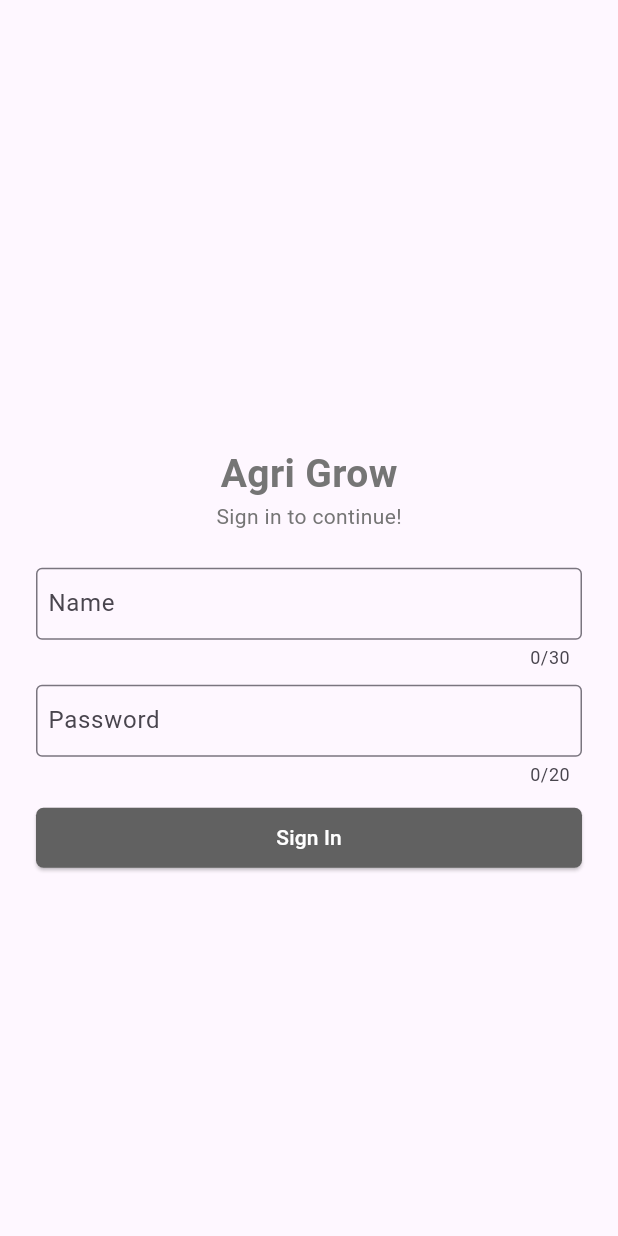
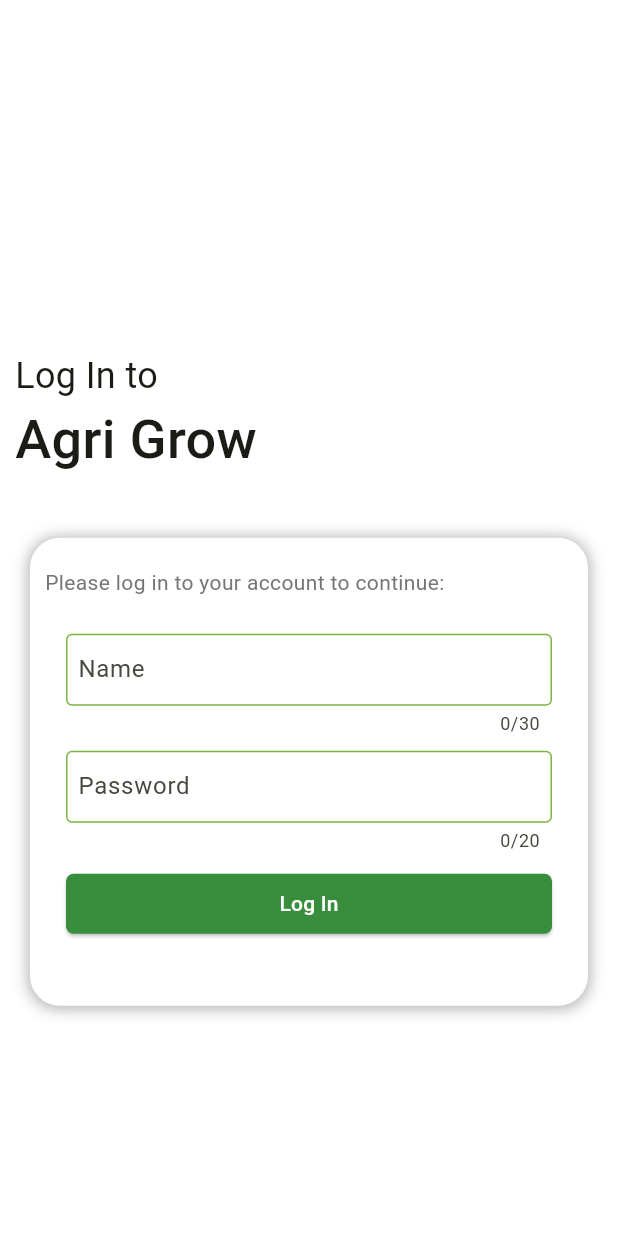
Before and after one commit to Malaka98/agri_grow, a Flutter app: the Login screen opened by its route, on a phone screen of 412 x 824 dp. Run offline on Flutter 3.47's test engine with Material 2 defaults, Android fonts, the phone set to English and light mode, and no system bars; our stand-ins replace go_router, image_picker.

Commit message:
change login UI & fix some changes

```diff
--- a/lib/src/screens/app_root/app_root.dart
+++ b/lib/src/screens/app_root/app_root.dart
@@ -24,7 +24,7 @@ class _AppRootState extends State<AppRoot> {
                   width: double.infinity,
                   child: ElevatedButton(
                       style: TextButton.styleFrom(
-                          backgroundColor: Colors.grey.shade700,
+                          backgroundColor: Colors.green.shade700,
                           shape: RoundedRectangleBorder(
                               borderRadius: BorderRadius.circular(5))),
                       onPressed: () {
--- a/lib/src/screens/disease_view/disease_view.dart
+++ b/lib/src/screens/disease_view/disease_view.dart
@@ -1,3 +1,5 @@
+import 'dart:io';
+
 import 'package:flutter/material.dart';
 import 'package:image_picker/image_picker.dart';
 
@@ -36,7 +38,9 @@ class _DiseaseViewState extends State<DiseaseView> {
                           spreadRadius: 1,
                           blurRadius: 8,
                           offset: const Offset(0, 1))
-                    ])),
+                  ]),
+              child: Image.file(File(widget.image.path)),
+            ),
           ),
         ],
       ),
--- a/lib/src/screens/login/login.dart
+++ b/lib/src/screens/login/login.dart
@@ -21,24 +21,47 @@ class _LoginState extends State<Login> {
         body: Center(
       child: SingleChildScrollView(
           child: Column(
+        crossAxisAlignment: CrossAxisAlignment.start,
+        children: [
+          const SizedBox(height: 100.0),
+          const Padding(
+            padding: EdgeInsets.only(left: 10.0),
+            child: Text("Log In to", style: TextStyle(fontSize: 24)),
+          ),
+          const Padding(
+            padding: EdgeInsets.only(left: 10.0, bottom: 20.0),
+            child: Text(
+              "Agri Grow",
+              style: TextStyle(fontSize: 36, fontWeight: FontWeight.w500),
+            ),
+          ),
+          Padding(
+            padding: const EdgeInsets.all(20.0),
+            child: Container(
+              decoration: BoxDecoration(
+                  borderRadius: BorderRadius.circular(20),
+                  color: Colors.white,
+                  boxShadow: [
+                    BoxShadow(
+                        color: Colors.black.withOpacity(0.3),
+                        spreadRadius: 1,
+                        blurRadius: 8,
+                        offset: const Offset(0, 1))
+                  ]),
+              child: Column(
                 mainAxisAlignment: MainAxisAlignment.center,
+                crossAxisAlignment: CrossAxisAlignment.start,
                 children: [
-            const SizedBox(height: 100),
-            Column(
-              children: [
-                Center(
+                  const SizedBox(height: 20),
+                  Padding(
+                    padding: const EdgeInsets.only(left: 10.0),
                     child: Text(
                         style: TextStyle(
-                          fontSize: 26.00,
-                          fontWeight: FontWeight.bold,
-                          color: Colors.grey.shade600),
-                      "Agri Grow"),
+                          fontSize: 14.00,
+                          color: Colors.grey.shade600,
                         ),
-                Text(
-                    style:
-                        TextStyle(fontSize: 14.00, color: Colors.grey.shade600),
-                    "Sign in to continue!")
-              ],
+                        textAlign: TextAlign.start,
+                        "Please log in to your account to continue:"),
                   ),
                   Container(
                     margin: const EdgeInsets.all(24.0),
@@ -47,6 +70,9 @@ class _LoginState extends State<Login> {
                 ],
               ),
             ),
+          ),
+        ],
+      )),
     ));
   }
 }
--- a/lib/src/screens/login/widgets/login_form.dart
+++ b/lib/src/screens/login/widgets/login_form.dart
@@ -57,7 +57,7 @@ class LoginFrom extends StatelessWidget {
               width: double.infinity,
               child: ElevatedButton(
                   style: TextButton.styleFrom(
-                      backgroundColor: Colors.grey.shade700,
+                      backgroundColor: Colors.green.shade700,
                       shape: RoundedRectangleBorder(
                           borderRadius: BorderRadius.circular(5))),
                   onPressed: () {
@@ -67,7 +67,7 @@ class LoginFrom extends StatelessWidget {
                     }
                   },
                   child: const Text(
-                      style: TextStyle(color: Colors.white), 'Sign In'))),
+                      style: TextStyle(color: Colors.white), 'Log In'))),
           const SizedBox(
             height: 20,
           )
```
Also changed, not shown: lib/main.dart (+8 -1 lines), lib/src/screens/dashboard/dashboard.dart (+9 -9 lines), lib/src/screens/diseases/diseases.dart (+8 -2 lines). Lines whose indentation alone changed are shown as unchanged.
